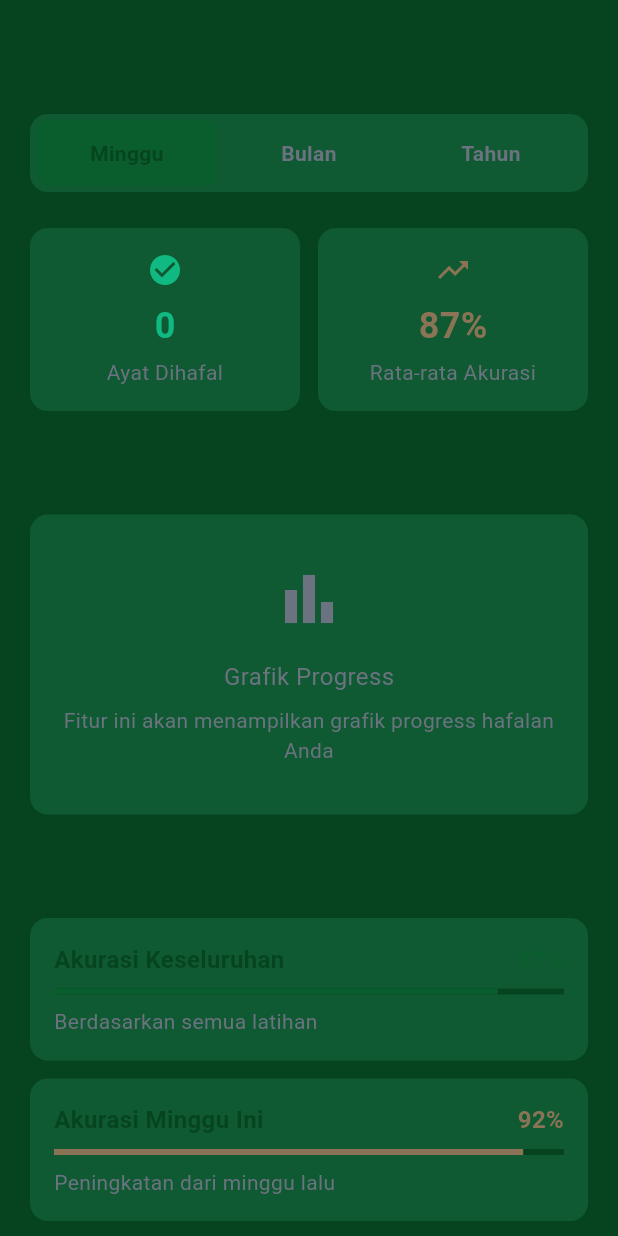
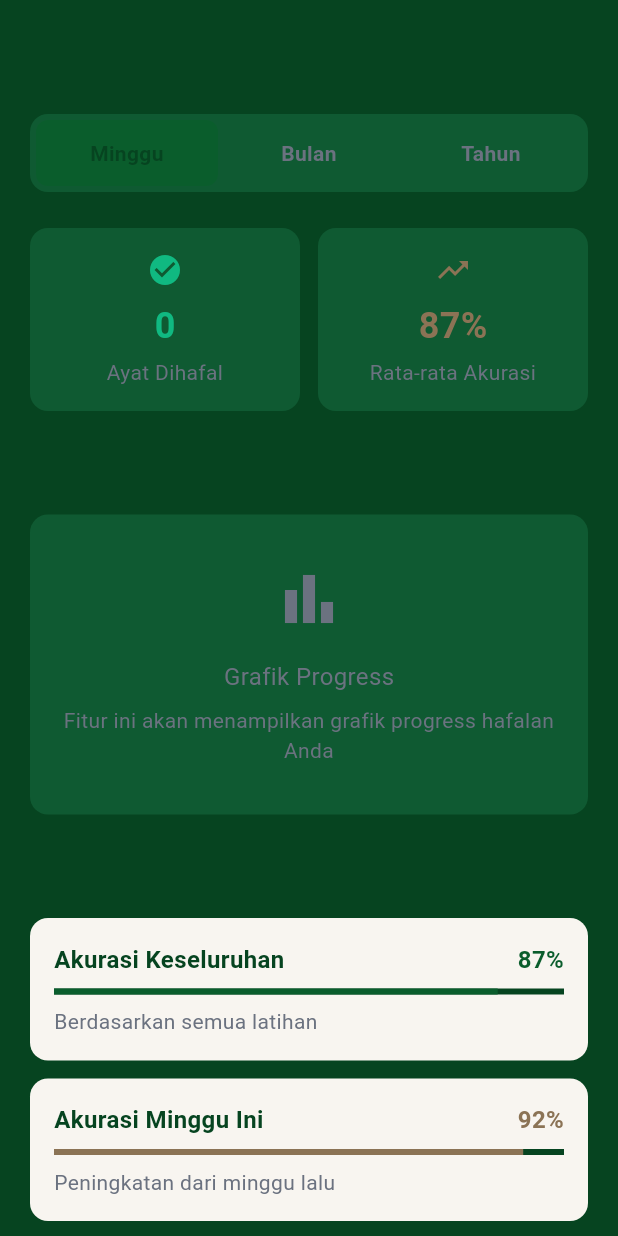
Before and after one commit to darrennnr/qiswah, a Flutter app: the screen it shows once a user with an empty profile is signed in, in the side drawer, after a tap on "Riwayat Hafalan", on a phone screen of 412 x 824 dp. Run offline on Flutter 3.47's test engine with Material 3 defaults, Android fonts, the light colour scheme and no system bars; our stand-ins replace audioplayers, geolocator, permission_handler, shared_preferences, speech_to_text, supabase_flutter; accounts and stored records are empty.

Commit message:
Updated dua_card.dart

```diff
--- a/lib/widgets/ai_analysis_widget.dart
+++ b/lib/widgets/ai_analysis_widget.dart
@@ -78,7 +78,7 @@ class AIAnalysisWidget extends StatelessWidget {
     return Container(
       padding: const EdgeInsets.all(16),
       decoration: BoxDecoration(
-        color: AppColors.surfaceDark,
+        color: AppColors.nightSurface,
         borderRadius: BorderRadius.circular(12),
       ),
       child: Column(
--- a/lib/widgets/dua_card.dart
+++ b/lib/widgets/dua_card.dart
@@ -22,7 +22,7 @@ class DuaCard extends StatelessWidget {
       margin: const EdgeInsets.only(bottom: 16),
       padding: const EdgeInsets.all(20),
       decoration: BoxDecoration(
-        color: AppColors.surfaceDark,
+        color: AppColors.nightSurface,
         borderRadius: BorderRadius.circular(16),
         boxShadow: [
           BoxShadow(
--- a/lib/widgets/premium_feature_card.dart
+++ b/lib/widgets/premium_feature_card.dart
@@ -27,7 +27,7 @@ class PremiumFeatureCard extends StatelessWidget {
         margin: const EdgeInsets.only(bottom: 16),
         padding: const EdgeInsets.all(20),
         decoration: BoxDecoration(
-          color: AppColors.surfaceDark,
+          color: AppColors.nightSurface,
           borderRadius: BorderRadius.circular(16),
           border: isAvailable
               ? Border.all(color: AppColors.successGreen, width: 2)
--- a/lib/widgets/progress_indicator_widget.dart
+++ b/lib/widgets/progress_indicator_widget.dart
@@ -20,7 +20,7 @@ class ProgressIndicatorWidget extends StatelessWidget {
     return Container(
       padding: const EdgeInsets.all(16),
       decoration: BoxDecoration(
-        color: AppColors.surfaceDark,
+        color: AppColors.nightSurface,
         borderRadius: BorderRadius.circular(12),
       ),
       child: Column(
--- a/lib/widgets/verse_card.dart
+++ b/lib/widgets/verse_card.dart
@@ -33,7 +33,7 @@ class _VerseCardState extends State<VerseCard> {
       margin: const EdgeInsets.only(bottom: 16),
       padding: const EdgeInsets.all(20),
       decoration: BoxDecoration(
-        color: AppColors.surfaceDark,
+        color: AppColors.nightSurface,
         borderRadius: BorderRadius.circular(16),
         boxShadow: [
           BoxShadow(
```
